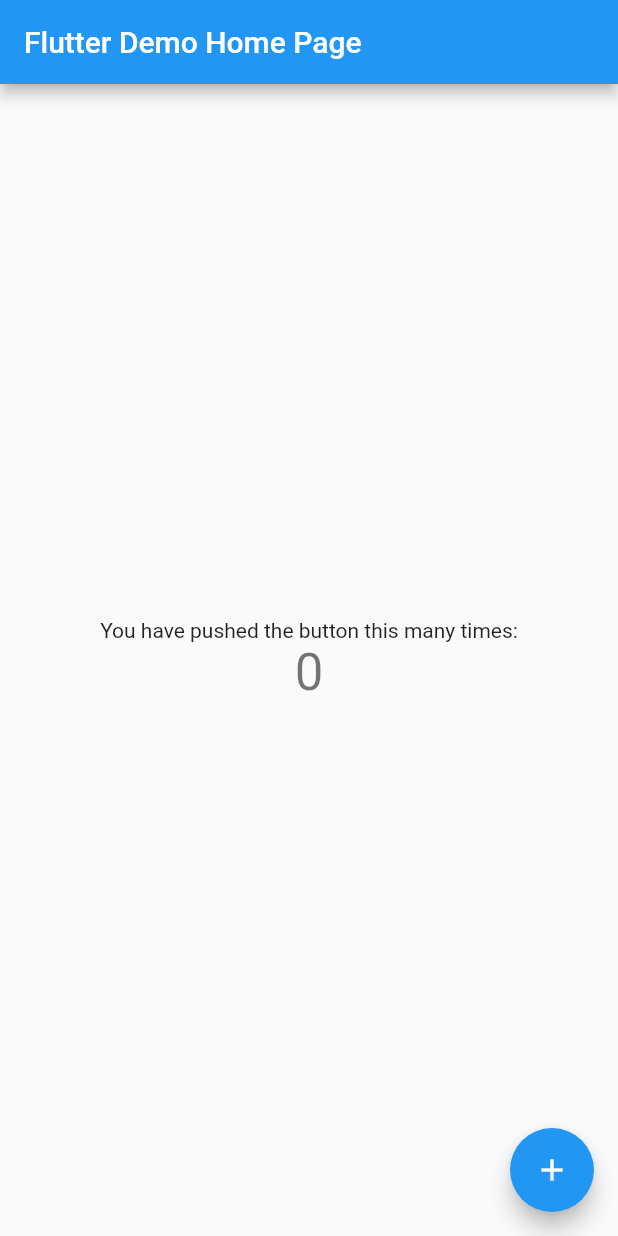
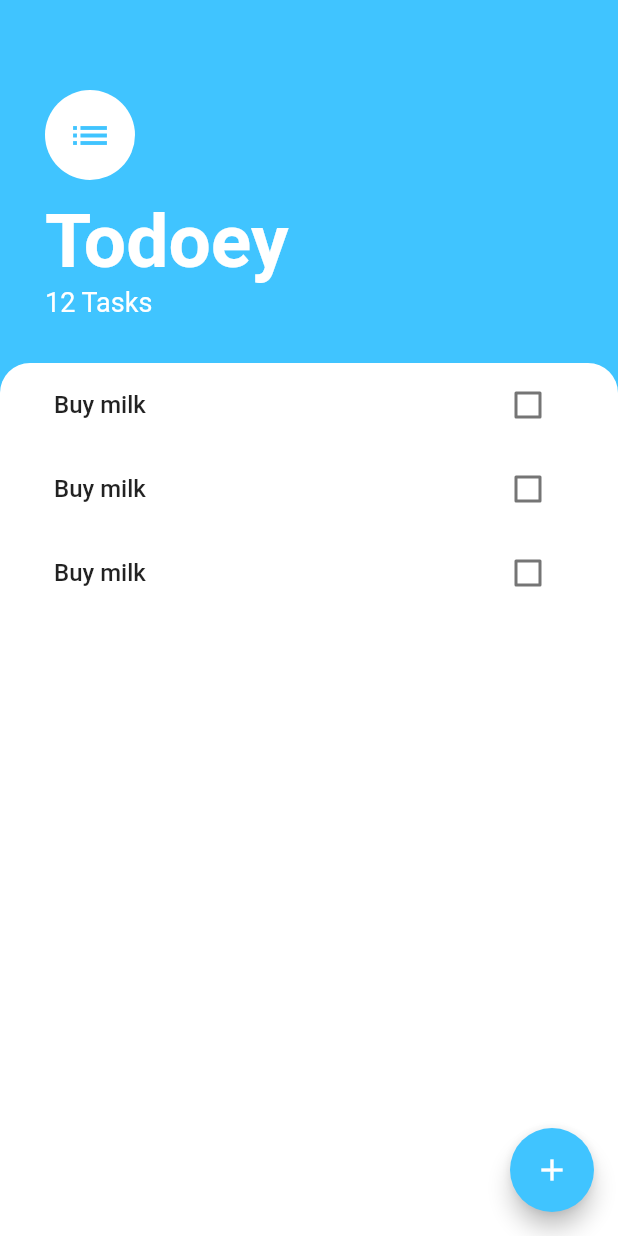
Before and after one commit to BrunoM24/todoey_flutter, a Flutter app: the screen it shows after launch, on a phone screen of 412 x 824 dp. Run offline on Flutter 3.47's test engine with Material 2 defaults, Android fonts, the phone set to English and light mode, and no system bars.

Commit message:
Base UI Implemented

```diff
--- a/lib/main.dart
+++ b/lib/main.dart
@@ -1,115 +1,17 @@
 import 'package:flutter/material.dart';
+import 'package:todoey_flutter/screens/tasks_screen.dart';
 
 void main() {
   runApp(const MyApp());
 }
 
 class MyApp extends StatelessWidget {
-  const MyApp({super.key});
+  const MyApp({Key? key}) : super(key: key);
 
-  // This widget is the root of your application.
   @override
   Widget build(BuildContext context) {
-    return MaterialApp(
-      title: 'Flutter Demo',
-      theme: ThemeData(
-        // This is the theme of your application.
-        //
-        // Try running your application with "flutter run". You'll see the
-        // application has a blue toolbar. Then, without quitting the app, try
-        // changing the primarySwatch below to Colors.green and then invoke
-        // "hot reload" (press "r" in the console where you ran "flutter run",
-        // or simply save your changes to "hot reload" in a Flutter IDE).
-        // Notice that the counter didn't reset back to zero; the application
-        // is not restarted.
-        primarySwatch: Colors.blue,
-      ),
-      home: const MyHomePage(title: 'Flutter Demo Home Page'),
+    return const MaterialApp(
+      home: TasksScreen(),
     );
   }
 }
-
-class MyHomePage extends StatefulWidget {
-  const MyHomePage({super.key, required this.title});
-
-  // This widget is the home page of your application. It is stateful, meaning
-  // that it has a State object (defined below) that contains fields that affect
-  // how it looks.
-
-  // This class is the configuration for the state. It holds the values (in this
-  // case the title) provided by the parent (in this case the App widget) and
-  // used by the build method of the State. Fields in a Widget subclass are
-  // always marked "final".
-
-  final String title;
-
-  @override
-  State<MyHomePage> createState() => _MyHomePageState();
-}
-
-class _MyHomePageState extends State<MyHomePage> {
-  int _counter = 0;
-
-  void _incrementCounter() {
-    setState(() {
-      // This call to setState tells the Flutter framework that something has
-      // changed in this State, which causes it to rerun the build method below
-      // so that the display can reflect the updated values. If we changed
-      // _counter without calling setState(), then the build method would not be
-      // called again, and so nothing would appear to happen.
-      _counter++;
-    });
-  }
-
-  @override
-  Widget build(BuildContext context) {
-    // This method is rerun every time setState is called, for instance as done
-    // by the _incrementCounter method above.
-    //
-    // The Flutter framework has been optimized to make rerunning build methods
-    // fast, so that you can just rebuild anything that needs updating rather
-    // than having to individually change instances of widgets.
-    return Scaffold(
-      appBar: AppBar(
-        // Here we take the value from the MyHomePage object that was created by
-        // the App.build method, and use it to set our appbar title.
-        title: Text(widget.title),
-      ),
-      body: Center(
-        // Center is a layout widget. It takes a single child and positions it
-        // in the middle of the parent.
-        child: Column(
-          // Column is also a layout widget. It takes a list of children and
-          // arranges them vertically. By default, it sizes itself to fit its
-          // children horizontally, and tries to be as tall as its parent.
-          //
-          // Invoke "debug painting" (press "p" in the console, choose the
-          // "Toggle Debug Paint" action from the Flutter Inspector in Android
-          // Studio, or the "Toggle Debug Paint" command in Visual Studio Code)
-          // to see the wireframe for each widget.
-          //
-          // Column has various properties to control how it sizes itself and
-          // how it positions its children. Here we use mainAxisAlignment to
-          // center the children vertically; the main axis here is the vertical
-          // axis because Columns are vertical (the cross axis would be
-          // horizontal).
-          mainAxisAlignment: MainAxisAlignment.center,
-          children: <Widget>[
-            const Text(
-              'You have pushed the button this many times:',
-            ),
-            Text(
-              '$_counter',
-              style: Theme.of(context).textTheme.headlineMedium,
-            ),
-          ],
-        ),
-      ),
-      floatingActionButton: FloatingActionButton(
-        onPressed: _incrementCounter,
-        tooltip: 'Increment',
-        child: const Icon(Icons.add),
-      ), // This trailing comma makes auto-formatting nicer for build methods.
-    );
-  }
-}
--- /dev/null
+++ b/lib/screens/tasks_screen.dart
@@ -0,0 +1,65 @@
+import 'package:flutter/material.dart';
+import 'package:todoey_flutter/screens/widgets/tasks_list.dart';
+
+class TasksScreen extends StatelessWidget {
+  const TasksScreen({Key? key}) : super(key: key);
+
+  @override
+  Widget build(BuildContext context) {
+    return Scaffold(
+      backgroundColor: Colors.lightBlueAccent,
+      floatingActionButton: FloatingActionButton(
+        onPressed: () {},
+        backgroundColor: Colors.lightBlueAccent,
+        child: const Icon(Icons.add),
+      ),
+      body: Column(
+        crossAxisAlignment: CrossAxisAlignment.start,
+        children: [
+          Padding(
+            padding:
+                const EdgeInsets.only(top: 60, left: 30, bottom: 30, right: 30),
+            child: Column(
+              crossAxisAlignment: CrossAxisAlignment.start,
+              children: const [
+                CircleAvatar(
+                  backgroundColor: Colors.white,
+                  radius: 30,
+                  child: Icon(
+                    Icons.list,
+                    size: 30,
+                    color: Colors.lightBlueAccent,
+                  ),
+                ),
+                SizedBox(height: 12),
+                Text(
+                  'Todoey',
+                  style: TextStyle(
+                      color: Colors.white,
+                      fontSize: 50,
+                      fontWeight: FontWeight.w700),
+                ),
+                Text(
+                  '12 Tasks',
+                  style: TextStyle(color: Colors.white, fontSize: 18),
+                ),
+              ],
+            ),
+          ),
+          Expanded(
+            child: Container(
+              decoration: const BoxDecoration(
+                color: Colors.white,
+                borderRadius: BorderRadius.vertical(top: Radius.circular(20)),
+              ),
+              child: const Padding(
+                padding: EdgeInsets.symmetric(horizontal: 20),
+                child: TaskList(),
+              ),
+            ),
+          )
+        ],
+      ),
+    );
+  }
+}
--- /dev/null
+++ b/lib/screens/widgets/task_tile.dart
@@ -0,0 +1,26 @@
+import 'package:flutter/material.dart';
+
+class TaskTile extends StatelessWidget {
+  final String text;
+
+  const TaskTile({
+    super.key,
+    required this.text,
+  });
+
+  @override
+  Widget build(BuildContext context) {
+    return ListTile(
+      title: const Text(
+        'Buy milk',
+        style: TextStyle(fontSize: 16, fontWeight: FontWeight.w500),
+      ),
+      trailing: Checkbox(
+        value: false,
+        onChanged: (value) {
+          print(value);
+        },
+      ),
+    );
+  }
+}
--- /dev/null
+++ b/lib/screens/widgets/tasks_list.dart
@@ -0,0 +1,19 @@
+import 'package:flutter/material.dart';
+import 'package:todoey_flutter/screens/widgets/task_tile.dart';
+
+class TaskList extends StatelessWidget {
+  const TaskList({
+    super.key,
+  });
+
+  @override
+  Widget build(BuildContext context) {
+    return ListView(
+      children: const [
+        TaskTile(text: 'Buy Milk'),
+        TaskTile(text: 'Buy eggs'),
+        TaskTile(text: 'Buy Cereals')
+      ],
+    );
+  }
+}
```
